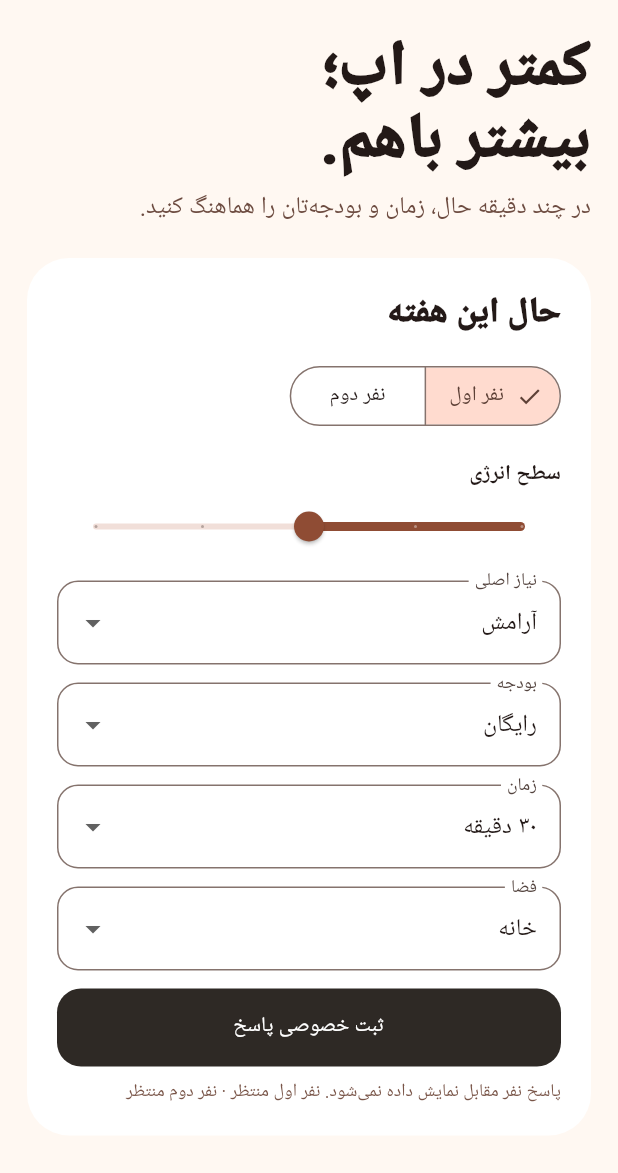
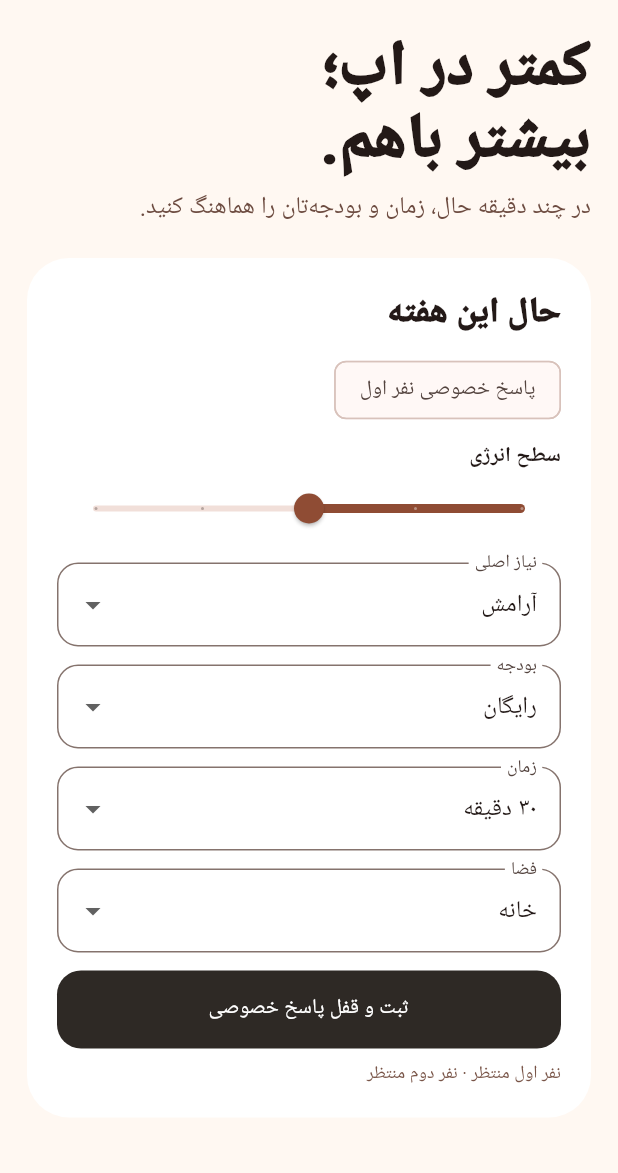
Before and after one commit to Hamrez95/Usly, a Flutter app: the screen it shows after launch, on a phone screen of 412 x 824 dp, the part 63-1236 px from its top. Run offline on Flutter 3.47's test engine with Material 3 defaults, Android fonts, the phone set to English and light mode, and no system bars; our stand-ins replace shared_preferences.

Commit message:
fix(mobile): lock private handoffs and preserve constraints

```diff
--- a/apps/mobile/lib/main.dart
+++ b/apps/mobile/lib/main.dart
@@ -8,14 +8,13 @@ class UslyApp extends StatelessWidget {
 
   @override
   Widget build(BuildContext context) {
-    const seed = Color(0xFF9B5A43);
     return MaterialApp(
       debugShowCheckedModeBanner: false,
       title: 'Usly',
       locale: const Locale('fa'),
       theme: ThemeData(
         useMaterial3: true,
-        colorScheme: ColorScheme.fromSeed(seedColor: seed, brightness: Brightness.light),
+        colorScheme: ColorScheme.fromSeed(seedColor: const Color(0xFF9B5A43)),
         scaffoldBackgroundColor: const Color(0xFFFFF8F2),
         cardTheme: const CardThemeData(
           color: Colors.white,
@@ -51,14 +50,6 @@ class WeeklyDraft {
     this.duration = '۳۰ دقیقه',
     this.setting = 'خانه',
   });
-
-  Map<String, Object> toJson() => {
-        'energy': energy,
-        'need': need,
-        'budget': budget,
-        'duration': duration,
-        'setting': setting,
-      };
 }
 
 class Experience {
@@ -89,6 +80,7 @@ class _HomePageState extends State<HomePage> {
 
   WeeklyDraft get active => drafts[partner]!;
   bool get ready => submitted.length == 2;
+  String get partnerLabel => partner == 'a' ? 'نفر اول' : 'نفر دوم';
 
   @override
   void initState() {
@@ -98,8 +90,6 @@ class _HomePageState extends State<HomePage> {
 
   Future<void> _load() async {
     final prefs = await SharedPreferences.getInstance();
-    setState(() {
-      partner = prefs.getString('partner') ?? 'a';
     for (final key in ['a', 'b']) {
       final d = drafts[key]!;
       d.energy = prefs.getInt('$key.energy') ?? 3;
@@ -112,13 +102,18 @@ class _HomePageState extends State<HomePage> {
       if (vote != null) votes[key] = vote;
     }
     selectedId = prefs.getInt('selectedId');
-      loading = false;
-    });
+    partner = !submitted.contains('a')
+        ? 'a'
+        : !submitted.contains('b')
+            ? 'b'
+            : !votes.containsKey('a')
+                ? 'a'
+                : 'b';
+    setState(() => loading = false);
   }
 
   Future<void> _persist() async {
     final prefs = await SharedPreferences.getInstance();
-    await prefs.setString('partner', partner);
     for (final key in ['a', 'b']) {
       final d = drafts[key]!;
       await prefs.setInt('$key.energy', d.energy);
@@ -127,16 +122,17 @@ class _HomePageState extends State<HomePage> {
       await prefs.setString('$key.duration', d.duration);
       await prefs.setString('$key.setting', d.setting);
       await prefs.setBool('$key.submitted', submitted.contains(key));
-      if (votes[key] case final int vote) {
+      final vote = votes[key];
+      if (vote == null) {
+        await prefs.remove('$key.vote');
+      } else {
         await prefs.setInt('$key.vote', vote);
-      } else {
-        await prefs.remove('$key.vote');
       }
     }
-    if (selectedId case final int id) {
-      await prefs.setInt('selectedId', id);
+    if (selectedId == null) {
+      await prefs.remove('selectedId');
     } else {
-      await prefs.remove('selectedId');
+      await prefs.setInt('selectedId', selectedId!);
     }
   }
 
@@ -147,37 +143,67 @@ class _HomePageState extends State<HomePage> {
     final lowEnergy = a.energy <= 2 || b.energy <= 2;
     final atHome = a.setting == 'خانه' || b.setting == 'خانه';
     final short = a.duration == '۳۰ دقیقه' || b.duration == '۳۰ دقیقه';
+    final free = a.budget == 'رایگان' || b.budget == 'رایگان';
+
+    if (free) {
+      return [
+        Experience(1, 'راحت', 'نوشیدنی خانگی بدون موبایل', short ? '۳۰ دقیقه' : '۴۵ دقیقه', 'رایگان', 'با چیزهایی که در خانه دارید یک نوشیدنی آماده کنید و درباره بهترین بخش هفته حرف بزنید.'),
+        const Experience(2, 'متعادل', 'قدم‌زدن در محله با یک سؤال تازه', '۴۵ تا ۶۰ دقیقه', 'رایگان', 'یک مسیر نزدیک را انتخاب کنید و هر نفر یک سؤال تازه و سبک از دیگری بپرسد.'),
+        Experience(3, 'متفاوت', lowEnergy ? 'بازی کشف خاطره در خانه' : 'قرار با انتخاب تصادفی مسیر', '۶۰ دقیقه', 'رایگان', 'سه انتخاب کوچک را به شانس بسپارید: مسیر، آهنگ و موضوع گفت‌وگو. هیچ خریدی لازم نیست.'),
+      ];
+    }
+
     return [
       Experience(1, 'راحت', lowEnergy || atHome ? 'کافه خانگی بدون موبایل' : 'قدم‌زدن و نوشیدنی کوتاه', short ? '۳۰ دقیقه' : '۴۵ دقیقه', 'کم', 'یک نوشیدنی آماده کنید، موبایل‌ها را کنار بگذارید و درباره بهترین بخش هفته حرف بزنید.'),
-      Experience(2, 'متعادل', atHome ? 'شام مشترک با پلی‌لیست دونفره' : 'قرار سبک در یک کافه آرام', '۶۰ تا ۹۰ دقیقه', a.budget == 'رایگان' || b.budget == 'رایگان' ? 'کم' : 'متوسط', 'هر نفر سه آهنگ انتخاب کند و در طول برنامه یک سؤال تازه از دیگری بپرسد.'),
+      Experience(2, 'متعادل', atHome ? 'شام مشترک با پلی‌لیست دونفره' : 'قرار سبک در یک کافه آرام', '۶۰ تا ۹۰ دقیقه', 'متوسط', 'هر نفر سه آهنگ انتخاب کند و در طول برنامه یک سؤال تازه از دیگری بپرسد.'),
       Experience(3, 'متفاوت', lowEnergy ? 'بازی کشف خاطره در خانه' : 'قرار با انتخاب تصادفی مسیر', '۹۰ دقیقه', 'متوسط', 'سه انتخاب کوچک را به شانس بسپارید: مسیر، خوراکی و یک فعالیت کوتاه. هدف، تازگی بدون فشار است.'),
     ];
   }
 
   Experience? get match {
     if (votes.length != 2 || votes['a'] != votes['b']) return null;
-    return options.where((x) => x.id == votes['a']).firstOrNull;
+    for (final option in options) {
+      if (option.id == votes['a']) return option;
+    }
+    return null;
+  }
+
+  Future<void> _handoff(String label) async {
+    if (!mounted) return;
+    await showDialog<void>(
+      context: context,
+      barrierDismissible: false,
+      builder: (context) => AlertDialog(
+        title: const Text('تحویل گوشی'),
+        content: Text('گوشی را به $label بدهید. پاسخ و رأی قبلی دیگر قابل مشاهده نیست.'),
+        actions: [FilledButton(onPressed: () => Navigator.pop(context), child: Text('من $label هستم'))],
+      ),
+    );
   }
 
   Future<void> _submit() async {
+    if (submitted.contains(partner)) return;
+    final wasA = partner == 'a';
     setState(() {
       submitted.add(partner);
       votes.clear();
       selectedId = null;
-      if (!ready) partner = partner == 'a' ? 'b' : 'a';
+      partner = ready ? 'a' : (wasA ? 'b' : 'a');
     });
     await _persist();
-    if (!mounted) return;
-    ScaffoldMessenger.of(context).showSnackBar(SnackBar(content: Text(ready ? 'پیشنهادهای مشترک آماده شد.' : 'پاسخ خصوصی ثبت شد؛ حالا نوبت نفر دوم است.')));
+    await _handoff(ready ? 'نفر اول برای رأی‌دادن' : partnerLabel);
   }
 
   Future<void> _vote(int id) async {
+    if (!ready || votes.containsKey(partner)) return;
+    final wasA = partner == 'a';
     setState(() {
       votes[partner] = id;
       selectedId = null;
-      partner = partner == 'a' ? 'b' : 'a';
+      if (votes.length < 2) partner = wasA ? 'b' : 'a';
     });
     await _persist();
+    if (votes.length < 2) await _handoff(partnerLabel);
   }
 
   Future<void> _reset() async {
@@ -216,9 +242,13 @@ class _HomePageState extends State<HomePage> {
               const SizedBox(height: 18),
               _revealCard(),
               const SizedBox(height: 18),
-              const Text('سه پیشنهاد برای شما', style: TextStyle(fontSize: 23, fontWeight: FontWeight.w900)),
+              Text(votes.length < 2 ? 'نوبت رأی $partnerLabel' : 'نتیجه رأی دونفره', style: const TextStyle(fontSize: 23, fontWeight: FontWeight.w900)),
               const SizedBox(height: 10),
               ...options.map(_experienceCard),
+            ],
+            if (ready && votes.length == 2 && matched == null) ...[
+              const SizedBox(height: 12),
+              const Card(child: Padding(padding: EdgeInsets.all(18), child: Text('هنوز انتخاب مشترکی ندارید. برای حفظ حریم خصوصی رأی‌ها نمایش داده نمی‌شوند؛ از «شروع دوباره» استفاده کنید.'))),
             ],
             if (matched != null) ...[
               const SizedBox(height: 18),
@@ -244,18 +274,27 @@ class _HomePageState extends State<HomePage> {
   }
 
   Widget _syncCard() {
+    if (ready) {
+      return const Card(
+        child: Padding(
+          padding: EdgeInsets.all(20),
+          child: Column(crossAxisAlignment: CrossAxisAlignment.start, children: [
+            Text('پاسخ‌های هفتگی ثبت و قفل شدند ✓', style: TextStyle(fontSize: 21, fontWeight: FontWeight.w900)),
+            SizedBox(height: 8),
+            Text('برای جلوگیری از دیدن پاسخ نفر مقابل، فرم‌ها پس از ثبت هر دو نفر دوباره نمایش داده نمی‌شوند.'),
+          ]),
+        ),
+      );
+    }
+
     return Card(
       child: Padding(
         padding: const EdgeInsets.all(20),
         child: Column(crossAxisAlignment: CrossAxisAlignment.start, children: [
           const Text('حال این هفته', style: TextStyle(fontSize: 23, fontWeight: FontWeight.w900)),
-          const SizedBox(height: 14),
-          SegmentedButton<String>(
-            segments: const [ButtonSegment(value: 'a', label: Text('نفر اول')), ButtonSegment(value: 'b', label: Text('نفر دوم'))],
-            selected: {partner},
-            onSelectionChanged: (value) => setState(() => partner = value.first),
-          ),
-          const SizedBox(height: 18),
+          const SizedBox(height: 10),
+          Chip(label: Text('پاسخ خصوصی $partnerLabel')),
+          const SizedBox(height: 10),
           const Text('سطح انرژی', style: TextStyle(fontWeight: FontWeight.w800)),
           Slider(value: active.energy.toDouble(), min: 1, max: 5, divisions: 4, label: '${active.energy}', onChanged: (value) => setState(() => active.energy = value.round())),
           _dropdown('نیاز اصلی', active.need, ['آرامش', 'تفریح', 'گفت‌وگو', 'تجربه جدید', 'حمایت', 'خنده و بازی'], (value) => setState(() => active.need = value)),
@@ -263,9 +302,9 @@ class _HomePageState extends State<HomePage> {
           _dropdown('زمان', active.duration, ['۳۰ دقیقه', '۶۰ دقیقه', '۹۰ دقیقه'], (value) => setState(() => active.duration = value)),
           _dropdown('فضا', active.setting, ['خانه', 'بیرون', 'فرقی ندارد'], (value) => setState(() => active.setting = value)),
           const SizedBox(height: 12),
-          FilledButton(onPressed: _submit, child: Text(submitted.contains(partner) ? 'به‌روزرسانی پاسخ خصوصی' : 'ثبت خصوصی پاسخ')),
+          FilledButton(onPressed: _submit, child: const Text('ثبت و قفل پاسخ خصوصی')),
           const SizedBox(height: 8),
-          Text('پاسخ نفر مقابل نمایش داده نمی‌شود. ${submitted.contains('a') ? 'نفر اول ✓' : 'نفر اول منتظر'} · ${submitted.contains('b') ? 'نفر دوم ✓' : 'نفر دوم منتظر'}', style: TextStyle(color: Colors.brown.shade500, fontSize: 12)),
+          Text('${submitted.contains('a') ? 'نفر اول ✓' : 'نفر اول منتظر'} · ${submitted.contains('b') ? 'نفر دوم ✓' : 'نفر دوم منتظر'}', style: TextStyle(color: Colors.brown.shade500, fontSize: 12)),
         ]),
       ),
     );
@@ -274,7 +313,7 @@ class _HomePageState extends State<HomePage> {
   Widget _dropdown(String label, String value, List<String> values, ValueChanged<String> onChanged) => Padding(
         padding: const EdgeInsets.only(top: 12),
         child: DropdownButtonFormField<String>(
-          value: value,
+          initialValue: value,
           decoration: InputDecoration(labelText: label, border: OutlineInputBorder(borderRadius: BorderRadius.circular(14))),
           items: values.map((x) => DropdownMenuItem(value: x, child: Text(x))).toList(),
           onChanged: (x) { if (x != null) onChanged(x); },
@@ -282,16 +321,14 @@ class _HomePageState extends State<HomePage> {
       );
 
   Widget _revealCard() {
-    final a = drafts['a']!;
-    final b = drafts['b']!;
-    final same = a.need == b.need;
+    final same = drafts['a']!.need == drafts['b']!.need;
     return Card(
       child: Padding(
         padding: const EdgeInsets.all(20),
         child: Column(crossAxisAlignment: CrossAxisAlignment.start, children: [
           Text(same ? 'این هفته روی یک موج هستید' : 'این هفته ترجیح‌های متفاوتی دارید', style: const TextStyle(fontSize: 22, fontWeight: FontWeight.w900)),
           const SizedBox(height: 8),
-          Text('پیشنهادها با انرژی قابل‌مدیریت، محدودیت زمانی و بودجه هر دو نفر ساخته شدند.'),
+          const Text('پیشنهادها با انرژی، زمان و محدودیت بودجه هر دو نفر ساخته شدند.'),
           const SizedBox(height: 10),
           const DecoratedBox(decoration: BoxDecoration(color: Color(0xFFF7EDE6), borderRadius: BorderRadius.all(Radius.circular(14))), child: Padding(padding: EdgeInsets.all(12), child: Text('پاسخ‌های خصوصی نمایش داده نمی‌شوند؛ فقط زمینه مشترک استفاده شده است.'))),
         ]),
@@ -299,7 +336,9 @@ class _HomePageState extends State<HomePage> {
     );
   }
 
-  Widget _experienceCard(Experience e) => Padding(
+  Widget _experienceCard(Experience e) {
+    final canVote = votes.length < 2 && !votes.containsKey(partner);
+    return Padding(
       padding: const EdgeInsets.only(bottom: 12),
       child: Card(
         child: Padding(
@@ -310,14 +349,13 @@ class _HomePageState extends State<HomePage> {
             Text('${e.duration} · بودجه ${e.budget}', style: TextStyle(color: Colors.brown.shade500)),
             const SizedBox(height: 8),
             Text(e.instructions),
+            if (canVote) ...[
               const SizedBox(height: 12),
-              OutlinedButton.icon(onPressed: () => _vote(e.id), icon: Icon(votes[partner] == e.id ? Icons.check_circle : Icons.favorite_border), label: Text('رأی ${partner == 'a' ? 'نفر اول' : 'نفر دوم'}')),
+              OutlinedButton.icon(onPressed: () => _vote(e.id), icon: const Icon(Icons.favorite_border), label: Text('انتخاب خصوصی $partnerLabel')),
+            ],
           ]),
         ),
       ),
     );
   }
-
-extension FirstOrNull<T> on Iterable<T> {
-  T? get firstOrNull => isEmpty ? null : first;
 }
```
Lines whose indentation alone changed are shown as unchanged.
